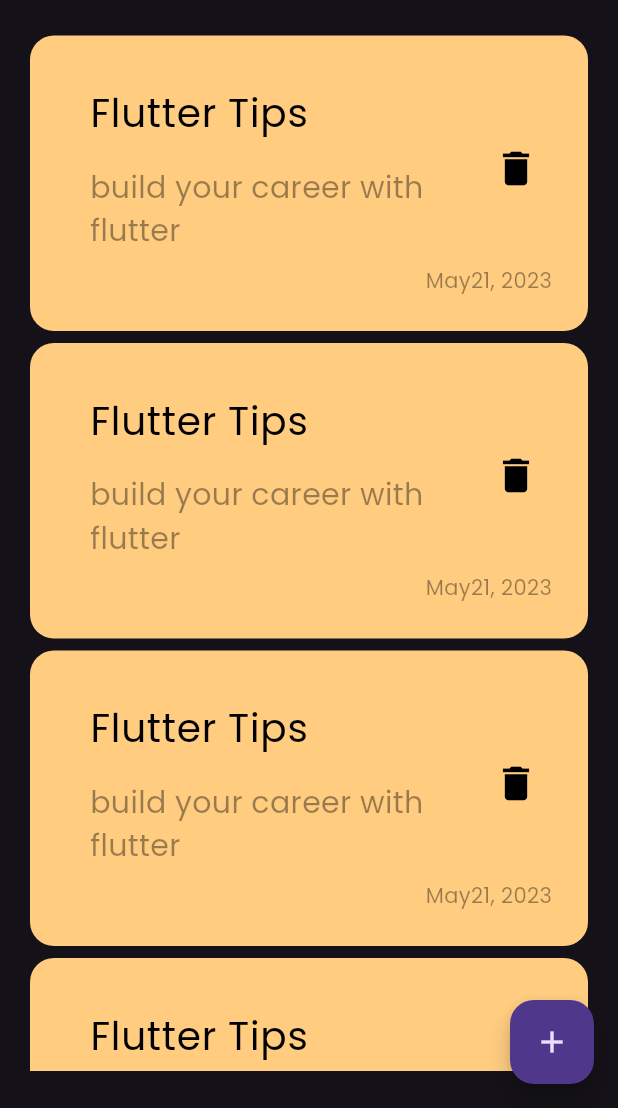
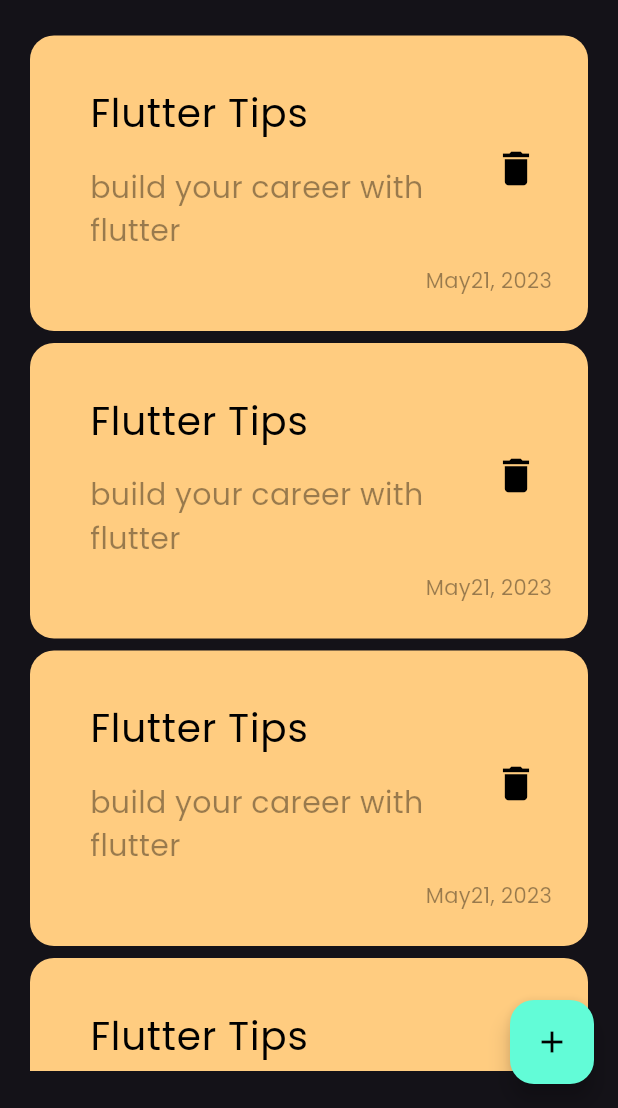
Before and after one commit to MahmoudEldeeb10/notesapp, a Flutter app: the screen it shows after launch, on a phone screen of 412 x 824 dp, the part 128-1236 px from its top. Run offline on Flutter 3.47's test engine with Material 3 defaults, Android fonts, the phone set to English and light mode, and no system bars; our stand-ins replace bloc, hive, hive_flutter; accounts and stored records are empty.

Commit message:
create add note cubit

```diff
--- /dev/null
+++ b/lib/cubits/add_note_cubit/add_note_state.dart
@@ -0,0 +1,6 @@
+part of 'add_note_cubit.dart';
+
+@immutable
+sealed class AddNoteState {}
+
+final class AddNoteInitial extends AddNoteState {}
--- a/lib/views/notes_view.dart
+++ b/lib/views/notes_view.dart
@@ -1,4 +1,5 @@
 import 'package:flutter/material.dart';
+import 'package:notes_app/constsnts.dart';
 import 'package:notes_app/views/widgets/add_note_button_sheet.dart';
 import 'package:notes_app/views/widgets/notes_view_body.dart';
 
@@ -9,6 +10,7 @@ class NotesView extends StatelessWidget {
   Widget build(BuildContext context) {
     return Scaffold(
       floatingActionButton: FloatingActionButton(
+        backgroundColor: KPrimaryColor,
         onPressed: () {
           showModalBottomSheet(
             shape: RoundedRectangleBorder(
@@ -20,7 +22,7 @@ class NotesView extends StatelessWidget {
             },
           );
         },
-        child: Icon(Icons.add),
+        child: Icon(Icons.add, color: Colors.black),
       ),
       body: NotesViewBody(),
     );
--- a/pubspec.yaml
+++ b/pubspec.yaml
@@ -28,18 +28,20 @@ environment:
 # the latest version available on pub.dev. To see which dependencies have newer
 # versions available, run `flutter pub outdated`.
 dependencies:
+  bloc: ^9.0.0
   cupertino_icons: ^1.0.8
   flutter:
     sdk: flutter
+  flutter_bloc: ^9.1.1
   hive: ^2.2.3
   hive_flutter: ^1.1.0
 
 dev_dependencies:
   build_runner: ^2.5.4
-  hive_generator: ^2.0.1
   flutter_lints: ^5.0.0
   flutter_test:
     sdk: flutter
+  hive_generator: ^2.0.1
 
 # For information on the generic Dart part of this file, see the
 # following page: https://dart.dev/tools/pub/pubspec
```
Also changed, not shown: lib/cubits/add_note_cubit/add_note_cubit.dart (added, +8 -0 lines), pubspec.lock.
